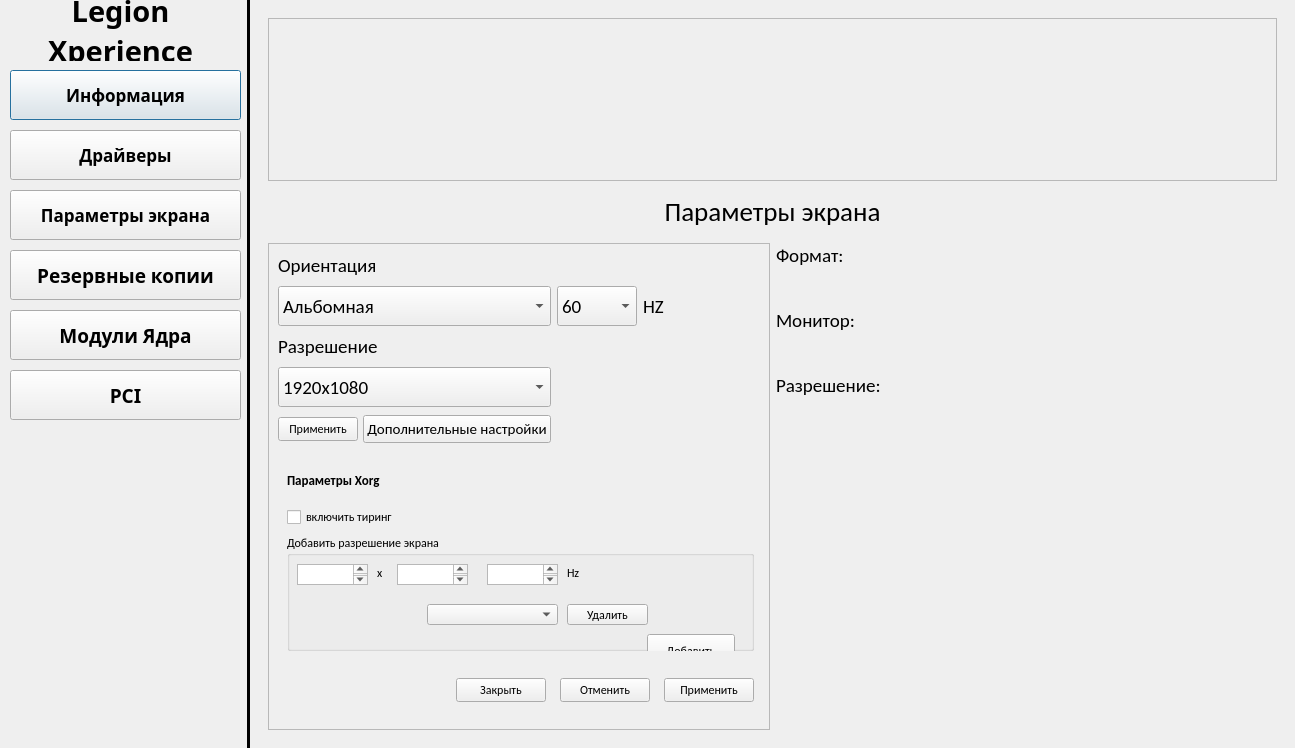
Old version of the form ui/mainwindow.ui in the repository Ilase/xUtiles.
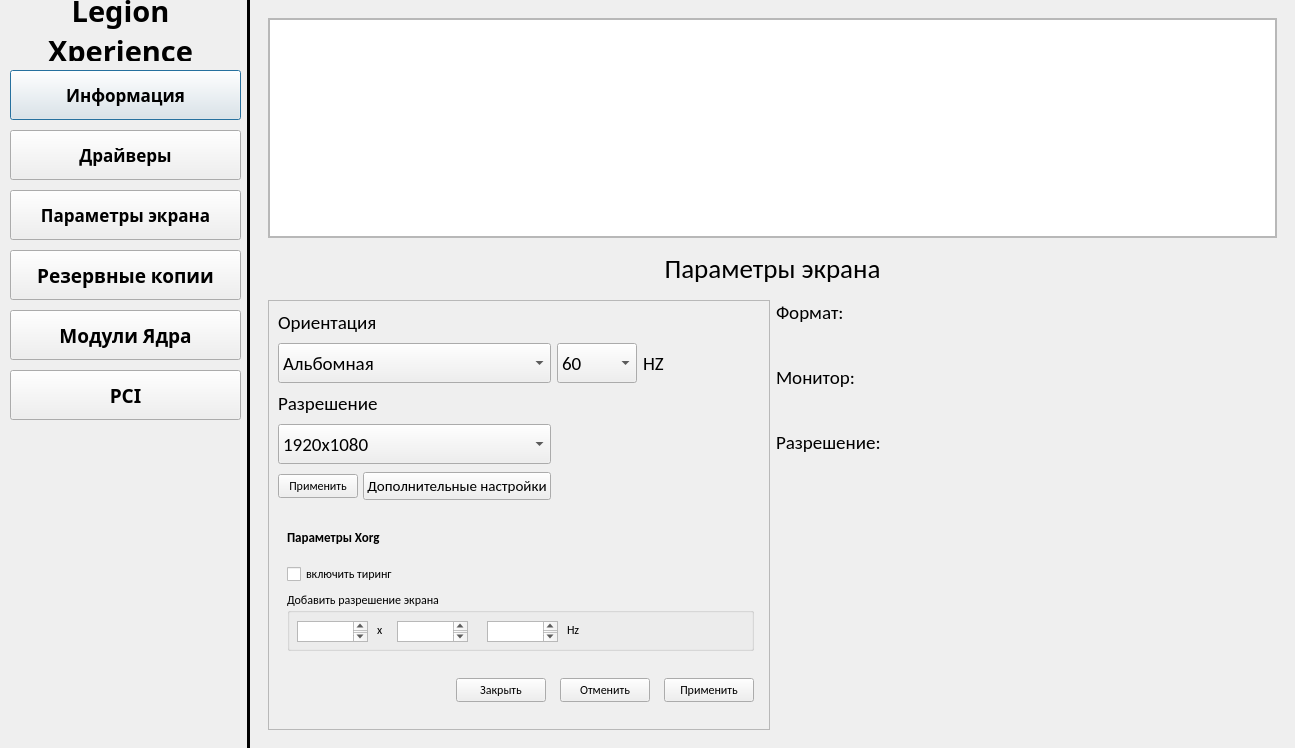
New version of the form.

Patch:
```diff
--- a/ui/mainwindow.ui
+++ b/ui/mainwindow.ui
@@ -1896,7 +1896,7 @@
                     <number>0</number>
                    </property>
                    <item>
-                    <layout class="QHBoxLayout" name="monitorList"/>
+                    <widget class="QGraphicsView" name="monitorList"/>
                    </item>
                   </layout>
                  </widget>
```
